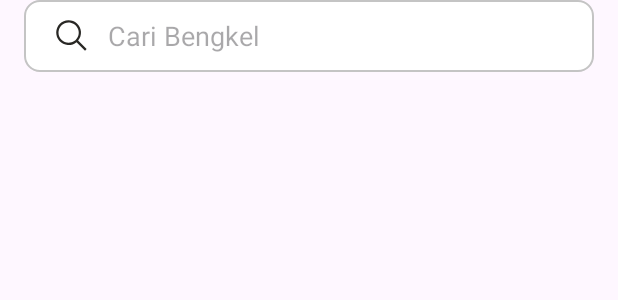
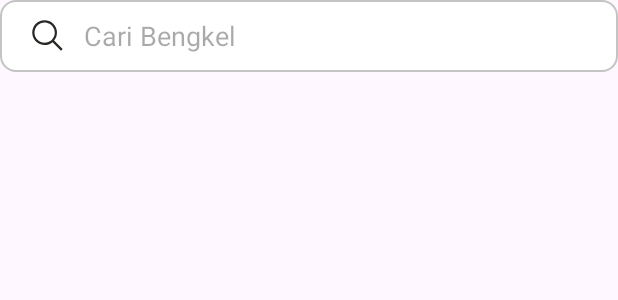
Before and after one commit to Orion-FastFixx/Speedify, an Android app: the layout search_bar.xml on its own in the app's theme, with its tools: preview values and no code run, on a phone screen of 412 x 824 dp. Shown: the top 300 px of the screen. Run offline under Robolectric (Android 15) with nearby library versions, the phone set to English and light mode, and no system bars.

Commit message:
refactor: adjust component search bar

```diff
--- a/app/src/main/res/layout/search_bar.xml
+++ b/app/src/main/res/layout/search_bar.xml
@@ -8,7 +8,6 @@
         android:id="@+id/sv_fastfixx"
         android:layout_width="match_parent"
         android:layout_height="wrap_content"
-        android:layout_marginHorizontal="16dp"
         android:background="@drawable/search_bar"
         app:iconifiedByDefault="false"
         app:layout_constraintStart_toStartOf="parent"
```
